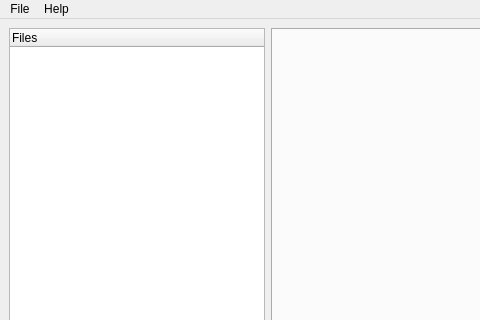
IvanDSM/KingsFieldRE, file Tools/KFModTool/mainwindow.ui: the form before one commit; both pictures show x 0 to 480 and y 0 to 320 of the 960 by 540 pixel window.
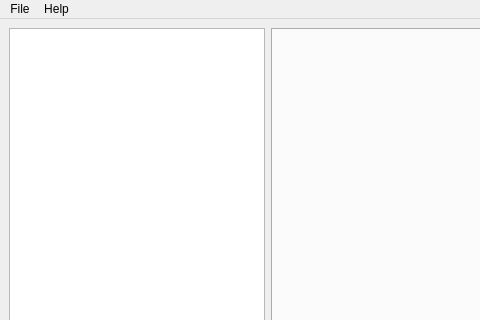
The form after the commit.

What changed in the file:
```diff
--- a/Tools/KFModTool/mainwindow.ui
+++ b/Tools/KFModTool/mainwindow.ui
@@ -16,7 +16,7 @@
   <widget class="QWidget" name="centralwidget">
    <layout class="QHBoxLayout" name="horizontalLayout" stretch="0,1">
     <item>
-     <widget class="QTreeWidget" name="filesTree">
+     <widget class="QTreeView" name="filesTree">
       <property name="sizePolicy">
        <sizepolicy hsizetype="Minimum" vsizetype="Minimum">
         <horstretch>0</horstretch>
@@ -26,11 +26,6 @@
       <property name="editTriggers">
        <set>QAbstractItemView::NoEditTriggers</set>
       </property>
-      <column>
-       <property name="text">
-        <string>Files</string>
-       </property>
-      </column>
      </widget>
     </item>
     <item>
```
